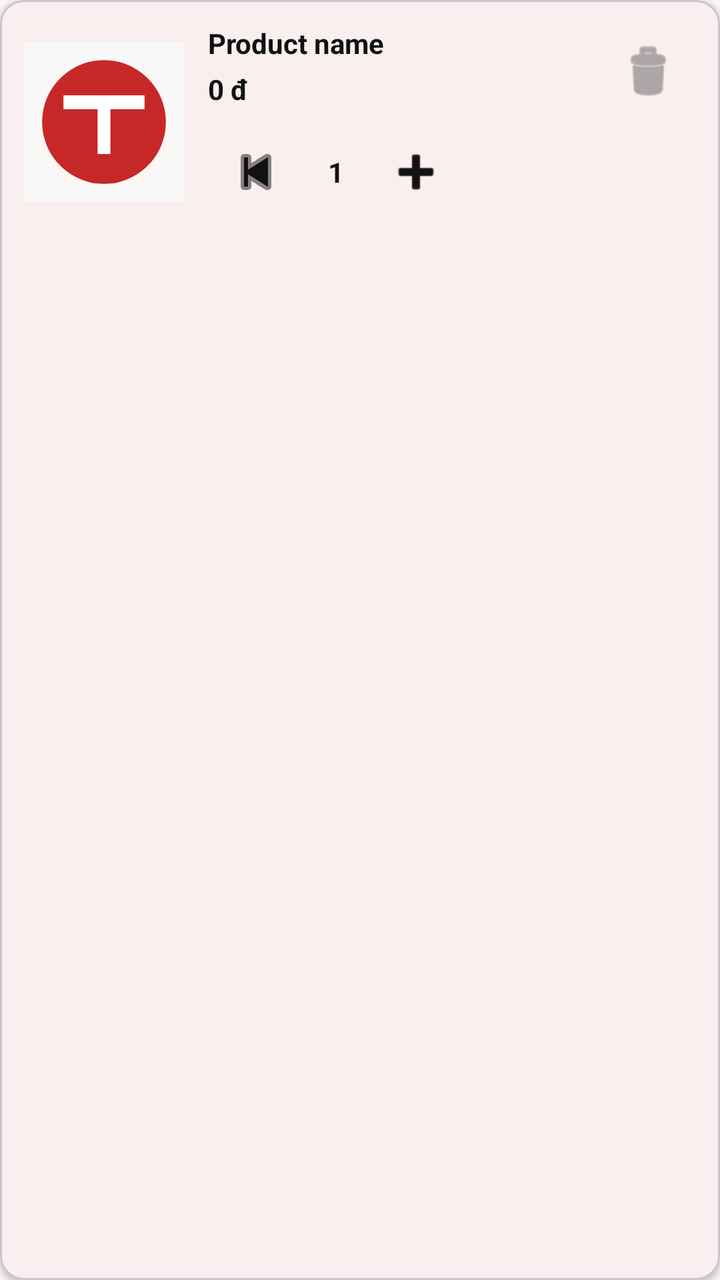
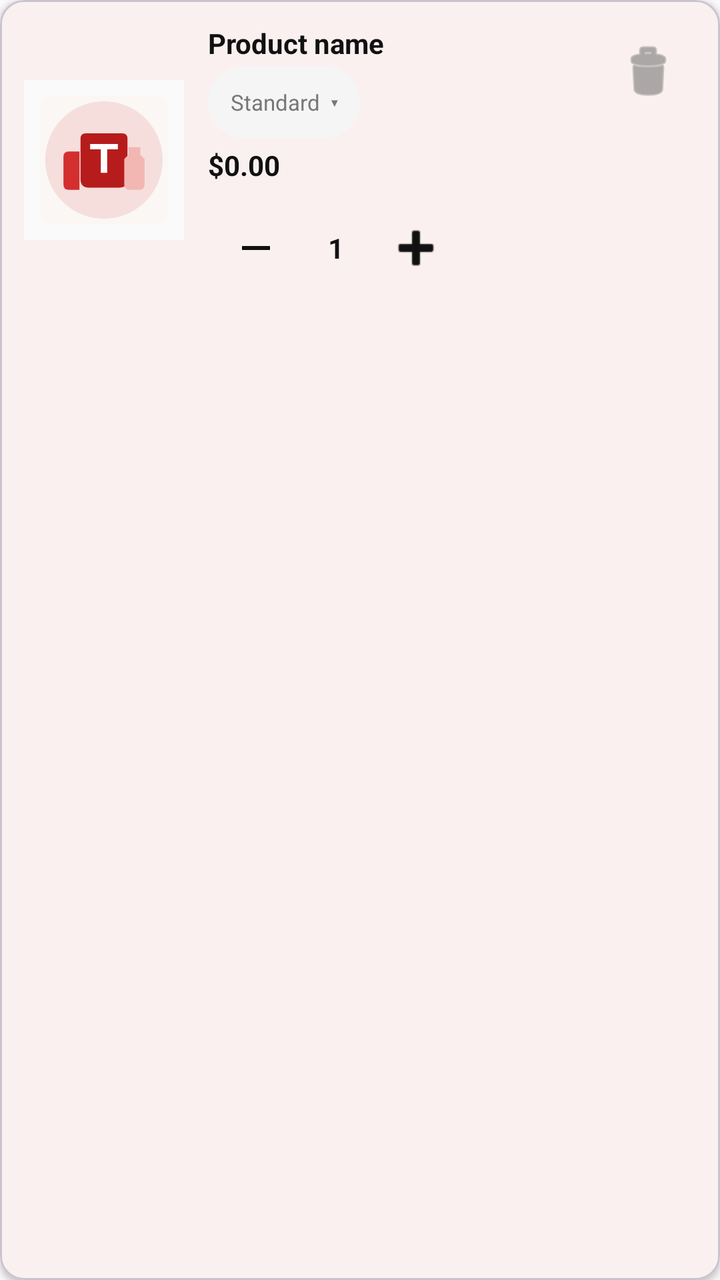

An Android layout rendered at two revisions. The XML below is the earlier revision; the diff shows what the commit changed to produce the second picture.
<!-- AndroidManifest.xml: application theme Theme.TirTirMCommerce -->
<!-- res/layout/item_cart.xml -->
<?xml version="1.0" encoding="utf-8"?>
<com.google.android.material.card.MaterialCardView xmlns:android="http://schemas.android.com/apk/res/android"
    xmlns:app="http://schemas.android.com/apk/res-auto"
    android:layout_width="match_parent"
    android:layout_height="wrap_content"
    android:layout_margin="8dp"
    app:cardCornerRadius="12dp"
    app:cardElevation="2dp"
    app:cardBackgroundColor="@color/tirtir_white">

    <androidx.constraintlayout.widget.ConstraintLayout
        android:layout_width="match_parent"
        android:layout_height="wrap_content"
        android:padding="12dp">

        <ImageView
            android:id="@+id/ivCartProductImage"
            android:layout_width="80dp"
            android:layout_height="80dp"
            android:scaleType="fitCenter"
            android:padding="8dp"
            android:background="@color/tirtir_off_white"
            android:src="@drawable/ic_product_placeholder"
            app:layout_constraintTop_toTopOf="parent"
            app:layout_constraintStart_toStartOf="parent"
            app:layout_constraintBottom_toBottomOf="parent" />

        <TextView
            android:id="@+id/tvCartProductName"
            android:layout_width="0dp"
            android:layout_height="wrap_content"
            android:layout_marginStart="12dp"
            android:layout_marginEnd="8dp"
            android:text="Product name"
            android:textColor="@color/tirtir_black"
            android:textSize="14sp"
            android:textStyle="bold"
            app:layout_constraintTop_toTopOf="parent"
            app:layout_constraintStart_toEndOf="@id/ivCartProductImage"
            app:layout_constraintEnd_toStartOf="@id/btnRemoveCartItem" />

        <TextView
            android:id="@+id/tvCartProductPrice"
            android:layout_width="wrap_content"
            android:layout_height="wrap_content"
            android:layout_marginStart="12dp"
            android:layout_marginTop="4dp"
            android:text="0 đ"
            android:textColor="@color/tirtir_black"
            android:textSize="14sp"
            android:textStyle="bold"
            app:layout_constraintTop_toBottomOf="@id/tvCartProductName"
            app:layout_constraintStart_toEndOf="@id/ivCartProductImage" />

        <ImageButton
            android:id="@+id/btnRemoveCartItem"
            android:layout_width="48dp"
            android:layout_height="48dp"
            android:background="?attr/selectableItemBackgroundBorderless"
            android:src="@android:drawable/ic_menu_delete"
            app:tint="@color/tirtir_text_secondary"
            app:layout_constraintTop_toTopOf="parent"
            app:layout_constraintEnd_toEndOf="parent" />

        <LinearLayout
            android:layout_width="wrap_content"
            android:layout_height="wrap_content"
            android:orientation="horizontal"
            android:gravity="center_vertical"
            android:layout_marginTop="8dp"
            android:layout_marginStart="12dp"
            app:layout_constraintTop_toBottomOf="@id/tvCartProductPrice"
            app:layout_constraintStart_toEndOf="@id/ivCartProductImage">

            <ImageButton
                android:id="@+id/btnDecreaseQty"
                android:layout_width="48dp"
                android:layout_height="48dp"
                android:background="?attr/selectableItemBackgroundBorderless"
                android:src="@android:drawable/ic_media_previous"
                app:tint="@color/tirtir_black"
                android:padding="4dp" />

            <TextView
                android:id="@+id/tvQuantity"
                android:layout_width="wrap_content"
                android:layout_height="wrap_content"
                android:layout_marginStart="12dp"
                android:layout_marginEnd="12dp"
                android:text="1"
                android:textColor="@color/tirtir_black"
                android:textSize="14sp"
                android:textStyle="bold" />

            <ImageButton
                android:id="@+id/btnIncreaseQty"
                android:layout_width="48dp"
                android:layout_height="48dp"
                android:background="?attr/selectableItemBackgroundBorderless"
                android:src="@android:drawable/ic_input_add"
                app:tint="@color/tirtir_black"
                android:padding="4dp" />
        </LinearLayout>

        <TextView
            android:id="@+id/tvSyncBadge"
            android:layout_width="wrap_content"
            android:layout_height="wrap_content"
            android:text="Waiting to sync"
            android:textSize="10sp"
            android:textColor="@color/tirtir_white"
            android:background="@color/tirtir_red_primary"
            android:paddingStart="6dp"
            android:paddingEnd="6dp"
            android:paddingTop="2dp"
            android:paddingBottom="2dp"
            android:visibility="gone"
            app:layout_constraintBottom_toBottomOf="parent"
            app:layout_constraintEnd_toEndOf="parent" />

    </androidx.constraintlayout.widget.ConstraintLayout>
</com.google.android.material.card.MaterialCardView>
<!-- resources referenced by this layout -->
<resources>
  <color name="tirtir_black">#111111</color>
  <color name="tirtir_off_white">#F8F8F8</color>
  <color name="tirtir_red_primary">#C62828</color>
  <color name="tirtir_text_secondary">#777777</color>
  <color name="tirtir_white">#FFFFFF</color>
  <!-- drawable ic_product_placeholder (drawable) -->
  <?xml version="1.0" encoding="utf-8"?>
  <layer-list xmlns:android="http://schemas.android.com/apk/res/android">
      <item>
          <shape android:shape="rectangle">
              <solid android:color="#FAF7F5" />
              <corners android:radius="12dp" />
          </shape>
      </item>
      <item
          android:width="52dp"
          android:height="52dp"
          android:gravity="center"
          android:drawable="@drawable/ic_tirtir_brand_circle" />
  </layer-list>
  <style name="Theme.TirTirMCommerce" parent="Base.Theme.TirTirMCommerce" />
  <!-- drawable ic_tirtir_brand_circle (drawable) -->
  <?xml version="1.0" encoding="utf-8"?>
  <vector xmlns:android="http://schemas.android.com/apk/res/android"
      android:width="120dp"
      android:height="120dp"
      android:viewportWidth="120"
      android:viewportHeight="120">
  
      
      <path
          android:fillColor="#C62828"
          android:pathData="M60,2 A58,58 0 1,1 59.99,2 Z" />
  
      
      <path
          android:fillColor="#FFFFFF"
          android:pathData="M22,35 L98,35 L98,48 L66,48 L66,90 L54,90 L54,48 L22,48 Z" />
  
  </vector>
  <style name="Base.Theme.TirTirMCommerce" parent="Theme.Material3.DayNight.NoActionBar">
          
          <item name="colorPrimary">@color/tirtir_red_primary</item>
          <item name="colorPrimaryDark">@color/tirtir_red_dark</item>
          <item name="colorPrimaryContainer">@color/tirtir_red_surface</item>
  
          
          <item name="colorOnPrimary">@color/tirtir_white</item>
          <item name="colorOnPrimaryContainer">@color/tirtir_red_primary</item>
  
          
          <item name="colorSecondary">@color/tirtir_black</item>
          <item name="colorOnSecondary">@color/tirtir_white</item>
  
          
          <item name="colorSurface">@color/tirtir_white</item>
          <item name="colorOnSurface">@color/tirtir_black</item>
          <item name="colorSurfaceVariant">@color/tirtir_off_white</item>
  
          
          <item name="android:windowBackground">@color/tirtir_off_white</item>
          <item name="android:statusBarColor">@color/tirtir_white</item>
          <item name="android:windowLightStatusBar">true</item>
  
          
          <item name="colorError">@color/tirtir_error</item>
      </style>
  <color name="tirtir_red_dark">#8E0000</color>
  <color name="tirtir_red_surface">#FFEBEE</color>
  <color name="tirtir_error">#D32F2F</color>
</resources>

<!-- the commit's change to res/layout/item_cart.xml (unified diff, before → after) -->
@@ -40,16 +40,33 @@
             app:layout_constraintEnd_toStartOf="@id/btnRemoveCartItem" />
 
         <TextView
+            android:id="@+id/tvCartVariant"
+            android:layout_width="wrap_content"
+            android:layout_height="36dp"
+            android:layout_marginStart="12dp"
+            android:layout_marginTop="2dp"
+            android:background="@drawable/bg_search_bar"
+            android:gravity="center"
+            android:minWidth="76dp"
+            android:paddingStart="10dp"
+            android:paddingEnd="10dp"
+            android:text="Standard  ▾"
+            android:textColor="@color/tirtir_text_secondary"
+            android:textSize="11sp"
+            app:layout_constraintStart_toEndOf="@id/ivCartProductImage"
+            app:layout_constraintTop_toBottomOf="@id/tvCartProductName" />
+
+        <TextView
             android:id="@+id/tvCartProductPrice"
             android:layout_width="wrap_content"
             android:layout_height="wrap_content"
             android:layout_marginStart="12dp"
             android:layout_marginTop="4dp"
-            android:text="0 đ"
+            android:text="$0.00"
             android:textColor="@color/tirtir_black"
             android:textSize="14sp"
             android:textStyle="bold"
-            app:layout_constraintTop_toBottomOf="@id/tvCartProductName"
+            app:layout_constraintTop_toBottomOf="@id/tvCartVariant"
             app:layout_constraintStart_toEndOf="@id/ivCartProductImage" />
 
         <ImageButton
@@ -77,7 +94,7 @@
                 android:layout_width="48dp"
                 android:layout_height="48dp"
                 android:background="?attr/selectableItemBackgroundBorderless"
-                android:src="@android:drawable/ic_media_previous"
+                android:src="@drawable/ic_minus"
                 app:tint="@color/tirtir_black"
                 android:padding="4dp" />
 
<!-- resource entries referenced after the edit -->
@@ -1,10 +1,27 @@
 <!-- resources referenced by this layout -->
 <resources>
   <color name="tirtir_black">#111111</color>
-  <color name="tirtir_off_white">#F8F8F8</color>
-  <color name="tirtir_red_primary">#C62828</color>
+  <color name="tirtir_off_white">#FAFAFA</color>
+  <color name="tirtir_red_primary">#D32F2F</color>
   <color name="tirtir_text_secondary">#777777</color>
   <color name="tirtir_white">#FFFFFF</color>
+  <!-- drawable bg_search_bar (drawable) -->
+  <?xml version="1.0" encoding="utf-8"?>
+  <shape xmlns:android="http://schemas.android.com/apk/res/android">
+      <solid android:color="@color/tirtir_bg_gray" />
+      <corners android:radius="22dp" />
+  </shape>
+  <!-- drawable ic_minus (drawable) -->
+  <?xml version="1.0" encoding="utf-8"?>
+  <vector xmlns:android="http://schemas.android.com/apk/res/android"
+      android:width="24dp"
+      android:height="24dp"
+      android:viewportWidth="24"
+      android:viewportHeight="24">
+      <path
+          android:fillColor="#111111"
+          android:pathData="M5,11 L19,11 L19,13 L5,13 Z" />
+  </vector>
   <!-- drawable ic_product_placeholder (drawable) -->
   <?xml version="1.0" encoding="utf-8"?>
   <layer-list xmlns:android="http://schemas.android.com/apk/res/android">
@@ -15,13 +32,14 @@
           </shape>
       </item>
       <item
-          android:width="52dp"
-          android:height="52dp"
+          android:width="108dp"
+          android:height="108dp"
           android:gravity="center"
-          android:drawable="@drawable/ic_tirtir_brand_circle" />
+          android:drawable="@drawable/ic_tirtir_product_silhouette" />
   </layer-list>
   <style name="Theme.TirTirMCommerce" parent="Base.Theme.TirTirMCommerce" />
-  <!-- drawable ic_tirtir_brand_circle (drawable) -->
+  <color name="tirtir_bg_gray">#F5F5F5</color>
+  <!-- drawable ic_tirtir_product_silhouette (drawable) -->
   <?xml version="1.0" encoding="utf-8"?>
   <vector xmlns:android="http://schemas.android.com/apk/res/android"
       android:width="120dp"
@@ -31,14 +49,20 @@
   
       
       <path
-          android:fillColor="#C62828"
-          android:pathData="M60,2 A58,58 0 1,1 59.99,2 Z" />
-  
-      
+          android:fillColor="#F5DEDC"
+          android:pathData="M60,5 A55,55 0,1 1,59.9 5" />
+      <path
+          android:fillColor="#B71C1C"
+          android:pathData="M43,35 L77,35 Q82,35 82,40 L82,78 Q82,86 74,86 L46,86 Q38,86 38,78 L38,40 Q38,35 43,35" />
       <path
           android:fillColor="#FFFFFF"
-          android:pathData="M22,35 L98,35 L98,48 L66,48 L66,90 L54,90 L54,48 L22,48 Z" />
-  
+          android:pathData="M47,45 L73,45 L73,50 L63,50 L63,72 L57,72 L57,50 L47,50 Z" />
+      <path
+          android:fillColor="#D32F2F"
+          android:pathData="M22,57 Q22,52 27,52 L37,52 L37,88 L27,88 Q22,88 22,83 Z" />
+      <path
+          android:fillColor="#F2B7B3"
+          android:pathData="M83,48 L94,48 L94,55 L98,59 L98,83 Q98,88 93,88 L84,88 Q79,88 79,83 L79,59 L83,55 Z" />
   </vector>
   <style name="Base.Theme.TirTirMCommerce" parent="Theme.Material3.DayNight.NoActionBar">
           
@@ -53,6 +77,8 @@
           
           <item name="colorSecondary">@color/tirtir_black</item>
           <item name="colorOnSecondary">@color/tirtir_white</item>
+          <item name="colorSecondaryContainer">@color/tirtir_red_surface</item>
+          <item name="colorOnSecondaryContainer">@color/tirtir_red_primary</item>
   
           
           <item name="colorSurface">@color/tirtir_white</item>
@@ -67,8 +93,8 @@
           
           <item name="colorError">@color/tirtir_error</item>
       </style>
-  <color name="tirtir_red_dark">#8E0000</color>
-  <color name="tirtir_red_surface">#FFEBEE</color>
+  <color name="tirtir_red_dark">#8B1116</color>
+  <color name="tirtir_red_surface">#FFF4F3</color>
   <color name="tirtir_error">#D32F2F</color>
 </resources>
 
